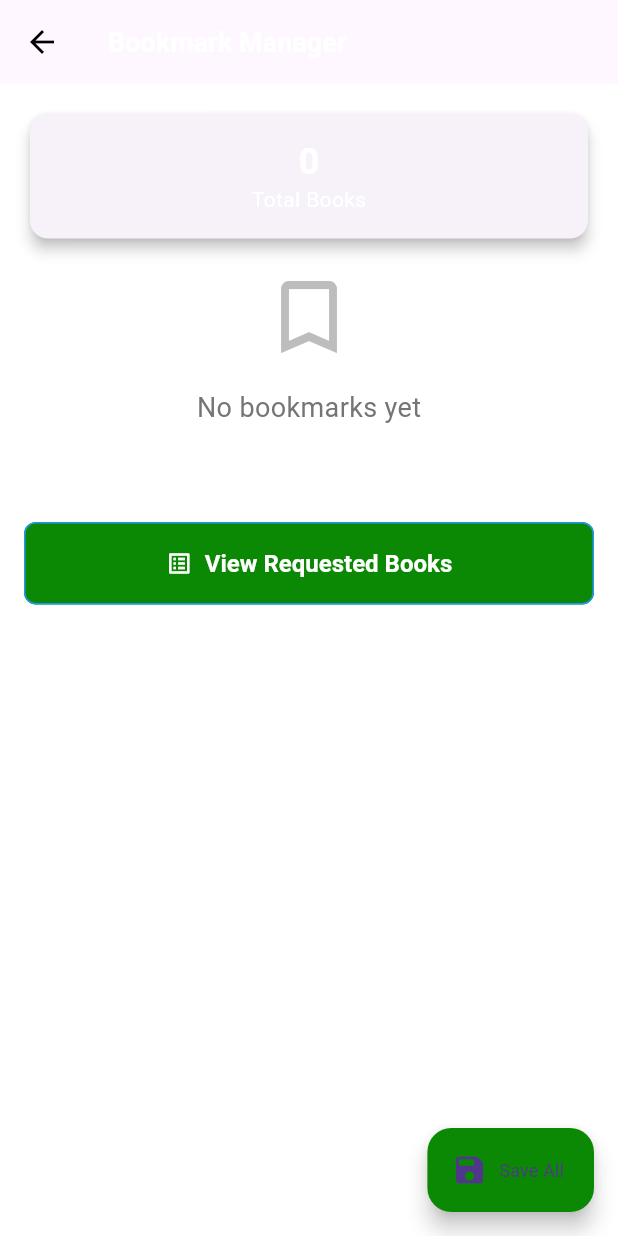
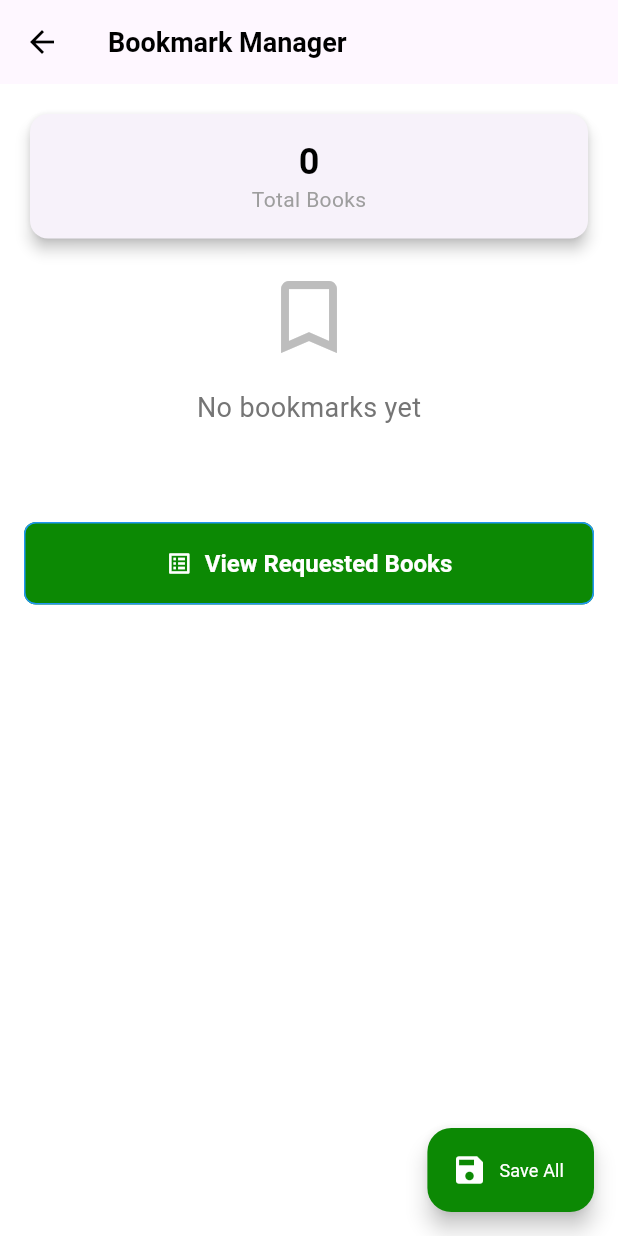
Before and after one commit to janakniraula/BookVerse, a Flutter app: the BookmarkScreen screen opened directly, on a phone screen of 412 x 824 dp. Run offline on Flutter 3.47's test engine with Material 3 defaults, Android fonts, the phone set to English and light mode, and no system bars; our stand-ins replace cached_network_image, carousel_slider, cloud_firestore, connectivity_plus, file_picker, firebase_auth and 12 more; missing offline and left inert: pdfx; accounts and stored records are empty; Roboto replaces fonts that are missing (Poppins); project files that could hold a hidden picture were left out.

Commit message:
Update colors for Bookmarks screen

```diff
--- a/lib/features/home/screens/user/mark/markApp.dart
+++ b/lib/features/home/screens/user/mark/markApp.dart
@@ -39,12 +39,12 @@ class BookmarkScreen extends StatelessWidget {
     return Scaffold(
       appBar: AppBar(
         elevation: 0,
-        backgroundColor: Theme.of(context).colorScheme.background,
+        backgroundColor: Theme.of(context).colorScheme.surface,
         title: const Text(
           'Bookmark Manager',
           style: TextStyle(
             fontWeight: FontWeight.bold,
-            color: Colors.white,
+            color: Colors.black,
           ),
         ),
       ),
@@ -66,12 +66,14 @@ class BookmarkScreen extends StatelessWidget {
                             filteredBookmarks.length.toString(),
                             style: Theme.of(context).textTheme.headlineMedium?.copyWith(
                               fontWeight: FontWeight.bold,
-                              color: Colors.white,
+                              color: Colors.black,
                             ),
                           ),
                           const Text(
                             'Total Books',
-                            style: TextStyle(color: Colors.white),
+                            style: TextStyle(
+                              color: Colors.grey,
+                            ),
                           ),
                         ],
                       ),
@@ -243,8 +245,11 @@ class BookmarkScreen extends StatelessWidget {
       ),
       floatingActionButton: FloatingActionButton.extended(
         onPressed: () => _saveBookmarksToRequests(context),
-        icon: const Icon(Icons.save),
-        label: const Text('Save All'),
+        icon: Icon(Icons.save, color: Theme.of(context).colorScheme.onPrimary),
+        label: Text(
+          'Save All',
+          style: TextStyle(color: Theme.of(context).colorScheme.onPrimary),
+        ),
         backgroundColor: const Color(0xFF0C8904),
       ),
     );
```
